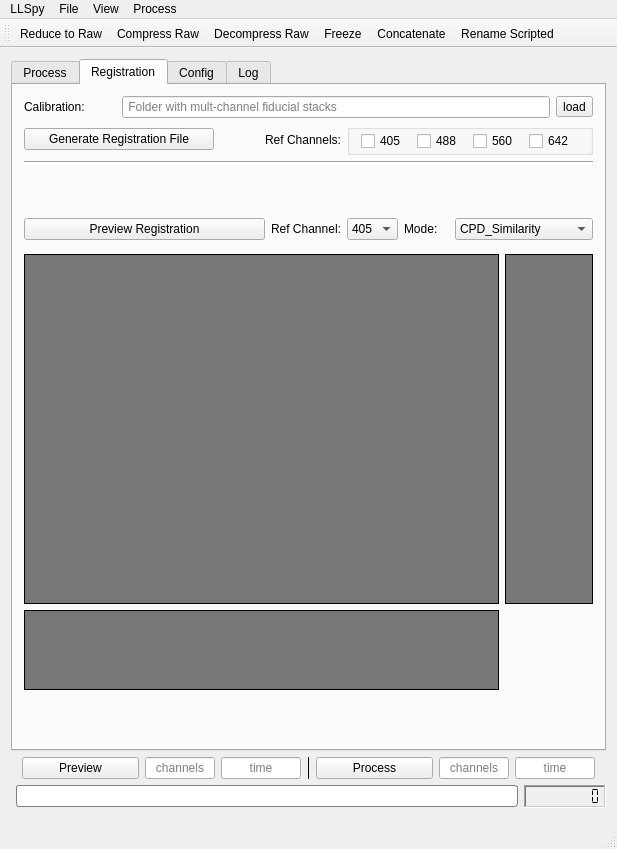
Above: llspy/gui/main_gui.ui from tlambert03/LLSpy before the change. Below: the same form after it.
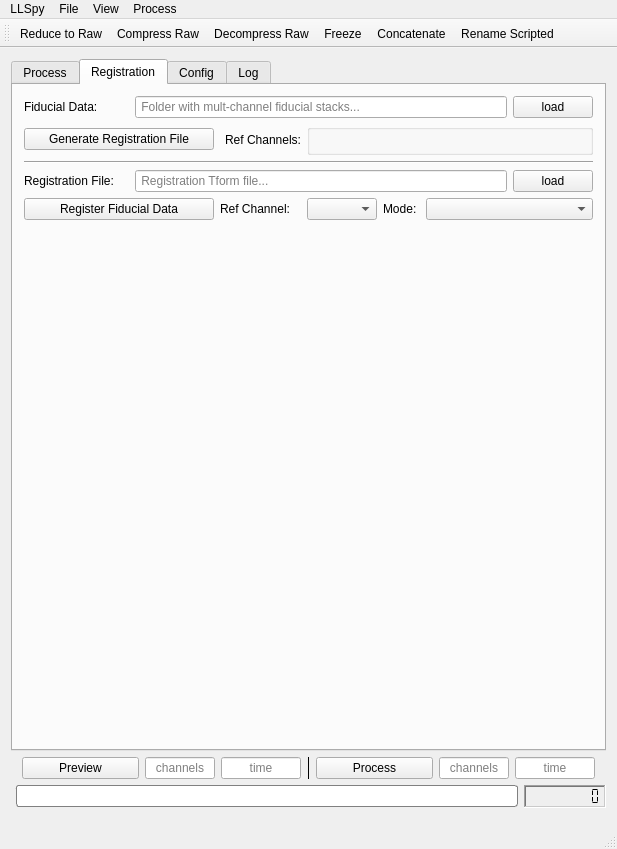
That is the form after the change. The open tabs and pages were chosen to show the change.

Commit message: refactored registration and implement new tab

```diff
--- a/llspy/gui/main_gui.ui
+++ b/llspy/gui/main_gui.ui
@@ -1857,21 +1857,7 @@
         <string>Registration</string>
        </attribute>
        <layout class="QGridLayout" name="gridLayout_3">
-        <item row="4" column="3">
-         <widget class="QLabel" name="RegCalib_channelRefLabel">
-          <property name="enabled">
-           <bool>true</bool>
-          </property>
-          <property name="toolTip">
-           <string>Reference channel to which to register
-(this channel will not change)</string>
-          </property>
-          <property name="text">
-           <string>Ref Channel:</string>
-          </property>
-         </widget>
-        </item>
-        <item row="4" column="6" colspan="3">
+        <item row="6" column="6" colspan="3">
          <widget class="QComboBox" name="RegCalib_channelRefModeCombo">
           <property name="enabled">
            <bool>true</bool>
@@ -1899,61 +1885,11 @@
 (Myronenko, 2010)</string>
           </property>
           <property name="currentText">
-           <string>CPD_Similarity</string>
+           <string/>
           </property>
           <property name="currentIndex">
-           <number>7</number>
+           <number>-1</number>
           </property>
-          <item>
-           <property name="text">
-            <string>None</string>
-           </property>
-          </item>
-          <item>
-           <property name="text">
-            <string>Translation</string>
-           </property>
-          </item>
-          <item>
-           <property name="text">
-            <string>Rigid</string>
-           </property>
-          </item>
-          <item>
-           <property name="text">
-            <string>Similarity</string>
-           </property>
-          </item>
-          <item>
-           <property name="text">
-            <string>Affine</string>
-           </property>
-          </item>
-          <item>
-           <property name="text">
-            <string>2step</string>
-           </property>
-          </item>
-          <item>
-           <property name="text">
-            <string>CPD_Rigid</string>
-           </property>
-          </item>
-          <item>
-           <property name="text">
-            <string>CPD_Similarity</string>
-           </property>
-          </item>
-          <item>
-           <property name="text">
-            <string>CPD_Affine</string>
-           </property>
-          </item>
-          <item>
-           <property name="text">
-            <string>CPD_2step</string>
-           </property>
-          </item>
          </widget>
         </item>
         <item row="0" column="1" colspan="7">
@@ -1966,11 +1902,11 @@
 bead) images acquired in each channel.</string>
           </property>
           <property name="placeholderText">
-           <string> Folder with mult-channel fiducial stacks</string>
+           <string> Folder with mult-channel fiducial stacks...</string>
           </property>
          </widget>
         </item>
-        <item row="4" column="4">
+        <item row="6" column="4">
          <widget class="QComboBox" name="RegCalib_channelRefCombo">
           <property name="enabled">
            <bool>true</bool>
@@ -1986,79 +1922,6 @@
 (this channel will not change)</string>
           </property>
           <property name="currentText">
-           <string>405</string>
-          </property>
-          <item>
-           <property name="text">
-            <string>405</string>
-           </property>
-          </item>
-          <item>
-           <property name="text">
-            <string>488</string>
-           </property>
-          </item>
-          <item>
-           <property name="text">
-            <string>560</string>
-           </property>
-          </item>
-          <item>
-           <property name="text">
-            <string>592</string>
-           </property>
-          </item>
-          <item>
-           <property name="text">
-            <string>642</string>
-           </property>
-          </item>
-         </widget>
-        </item>
-        <item row="0" column="8">
-         <widget class="QToolButton" name="RegCalibPathLoadButton">
-          <property name="text">
-           <string>load</string>
-          </property>
-         </widget>
-        </item>
-        <item row="6" column="0" colspan="7">
-         <widget class="QLabel" name="RegPreviewLabelXY">
-          <property name="minimumSize">
-           <size>
-            <width>0</width>
-            <height>350</height>
-           </size>
-          </property>
-          <property name="autoFillBackground">
-           <bool>false</bool>
-          </property>
-          <property name="styleSheet">
-           <string notr="true">background: #777</string>
-          </property>
-          <property name="frameShape">
-           <enum>QFrame::Box</enum>
-          </property>
-          <property name="frameShadow">
-           <enum>QFrame::Plain</enum>
-          </property>
-          <property name="lineWidth">
-           <number>1</number>
-          </property>
-          <property name="text">
-           <string/>
-          </property>
-         </widget>
-        </item>
-        <item row="6" column="7" colspan="2">
-         <widget class="QLabel" name="RegPreviewLabelYZ">
-          <property name="styleSheet">
-           <string notr="true">background: #777</string>
-          </property>
-          <property name="frameShape">
-           <enum>QFrame::Box</enum>
-          </property>
-          <property name="text">
            <string/>
           </property>
          </widget>
@@ -2080,25 +1943,6 @@
           </property>
          </widget>
         </item>
-        <item row="7" column="0" colspan="7">
-         <widget class="QLabel" name="RegPreviewLabelXZ">
-          <property name="minimumSize">
-           <size>
-            <width>0</width>
-            <height>80</height>
-           </size>
-          </property>
-          <property name="styleSheet">
-           <string notr="true">background: #777</string>
-          </property>
-          <property name="frameShape">
-           <enum>QFrame::Box</enum>
-          </property>
-          <property name="text">
-           <string/>
-          </property>
-         </widget>
-        </item>
         <item row="1" column="0" colspan="2">
          <widget class="QPushButton" name="GenerateRegFileButton">
           <property name="minimumSize">
@@ -2112,38 +1956,30 @@
           </property>
          </widget>
         </item>
-        <item row="4" column="0" colspan="3">
-         <widget class="QPushButton" name="RegCalibPreviewButton">
-          <property name="text">
-           <string>Preview Registration</string>
-          </property>
-         </widget>
-        </item>
-        <item row="3" column="4">
-         <spacer name="verticalSpacer_4">
-          <property name="orientation">
-           <enum>Qt::Vertical</enum>
-          </property>
-          <property name="sizeHint" stdset="0">
-           <size>
-            <width>20</width>
-            <height>40</height>
-           </size>
-          </property>
-         </spacer>
-        </item>
         <item row="0" column="0">
          <widget class="QLabel" name="RegCalibPathLabel">
+          <property name="minimumSize">
+           <size>
+            <width>95</width>
+            <height>0</height>
+           </size>
+          </property>
           <property name="toolTip">
            <string>Specify folder with calibration (e.g. tetraspeck
 bead) images acquired in each channel.</string>
           </property>
+          <property name="layoutDirection">
+           <enum>Qt::LeftToRight</enum>
+          </property>
           <property name="text">
-           <string>Calibration:</string>
+           <string>Fiducial Data:</string>
+          </property>
+          <property name="alignment">
+           <set>Qt::AlignLeading|Qt::AlignLeft|Qt::AlignVCenter</set>
           </property>
          </widget>
         </item>
-        <item row="4" column="5">
+        <item row="6" column="5">
          <widget class="QLabel" name="RegCalib_channelRefModeLabel">
           <property name="maximumSize">
            <size>
@@ -2166,6 +2002,26 @@
           </property>
          </widget>
         </item>
+        <item row="2" column="0" colspan="9">
+         <widget class="Line" name="horizline_1">
+          <property name="orientation">
+           <enum>Qt::Horizontal</enum>
+          </property>
+         </widget>
+        </item>
+        <item row="7" column="4">
+         <spacer name="verticalSpacer">
+          <property name="orientation">
+           <enum>Qt::Vertical</enum>
+          </property>
+          <property name="sizeHint" stdset="0">
+           <size>
+            <width>20</width>
+            <height>40</height>
+           </size>
+          </property>
+         </spacer>
+        </item>
         <item row="1" column="4" colspan="5">
          <widget class="QGroupBox" name="RegCalibRefChannelsGroup">
           <property name="title">
@@ -2178,61 +2034,44 @@
            <property name="bottomMargin">
             <number>0</number>
            </property>
-           <item>
-            <widget class="QCheckBox" name="checkBox">
-             <property name="text">
-              <string>405</string>
-             </property>
-            </widget>
-           </item>
-           <item>
-            <widget class="QCheckBox" name="checkBox_2">
-             <property name="text">
-              <string>488</string>
-             </property>
-            </widget>
-           </item>
-           <item>
-            <widget class="QCheckBox" name="checkBox_3">
-             <property name="text">
-              <string>560</string>
-             </property>
-            </widget>
-           </item>
-           <item>
-            <widget class="QCheckBox" name="checkBox_4">
-             <property name="text">
-              <string>642</string>
-             </property>
-            </widget>
-           </item>
           </layout>
          </widget>
         </item>
-        <item row="7" column="7">
-         <spacer name="verticalSpacer_2">
-          <property name="orientation">
-           <enum>Qt::Vertical</enum>
+        <item row="0" column="8">
+         <widget class="QPushButton" name="RegCalibPathLoadButton">
+          <property name="text">
+           <string>load</string>
           </property>
-          <property name="sizeHint" stdset="0">
+         </widget>
+        </item>
+        <item row="4" column="8">
+         <widget class="QPushButton" name="RegFilePathLoadButton">
+          <property name="text">
+           <string>load</string>
+          </property>
+         </widget>
+        </item>
+        <item row="4" column="0">
+         <widget class="QLabel" name="RegFilePathLabel">
+          <property name="minimumSize">
            <size>
-            <width>20</width>
-            <height>40</height>
+            <width>105</width>
+            <height>0</height>
            </size>
           </property>
-         </spacer>
-        </item>
-        <item row="2" column="0" colspan="9">
-         <widget class="Line" name="regpreviewline">
-          <property name="orientation">
-           <enum>Qt::Horizontal</enum>
+          <property name="toolTip">
+           <string>Specify folder with calibration (e.g. tetraspeck
+bead) images acquired in each channel.</string>
           </property>
+          <property name="text">
+           <string>Registration File:</string>
+          </property>
          </widget>
         </item>
-        <item row="8" column="4">
-         <spacer name="verticalSpacer">
-          <property name="orientation">
-           <enum>Qt::Vertical</enum>
+        <item row="4" column="1" colspan="7">
+         <widget class="QLineEdit" name="RegFilePath">
+          <property name="enabled">
+           <bool>true</bool>
           </property>
           <property name="sizeHint" stdset="0">
            <size>
@@ -2240,23 +2079,34 @@
             <height>40</height>
            </size>
           </property>
-         </spacer>
+          <property name="text">
+           <string/>
+          </property>
+          <property name="placeholderText">
+           <string> Registration Tform file...</string>
+          </property>
+         </widget>
         </item>
-        <item row="5" column="4">
-         <spacer name="verticalSpacer_5">
-          <property name="orientation">
-           <enum>Qt::Vertical</enum>
+        <item row="6" column="0" colspan="2">
+         <widget class="QPushButton" name="RegCalibPreviewButton">
+          <property name="text">
+           <string>Register Fiducial Data</string>
           </property>
-          <property name="sizeType">
-           <enum>QSizePolicy::Fixed</enum>
+         </widget>
+        </item>
+        <item row="6" column="2" colspan="2">
+         <widget class="QLabel" name="RegCalib_channelRefLabel">
+          <property name="enabled">
+           <bool>true</bool>
           </property>
-          <property name="sizeHint" stdset="0">
-           <size>
-            <width>0</width>
-            <height>8</height>
-           </size>
+          <property name="toolTip">
+           <string>Reference channel to which to register
+(this channel will not change)</string>
           </property>
-         </spacer>
+          <property name="text">
+           <string>Ref Channel:</string>
+          </property>
+         </widget>
         </item>
        </layout>
       </widget>
```
Left out of the diff: 263 changed lines with no effect on the pictures. Lines whose indentation alone changed are shown as unchanged. The commit also changes 3 other files.
